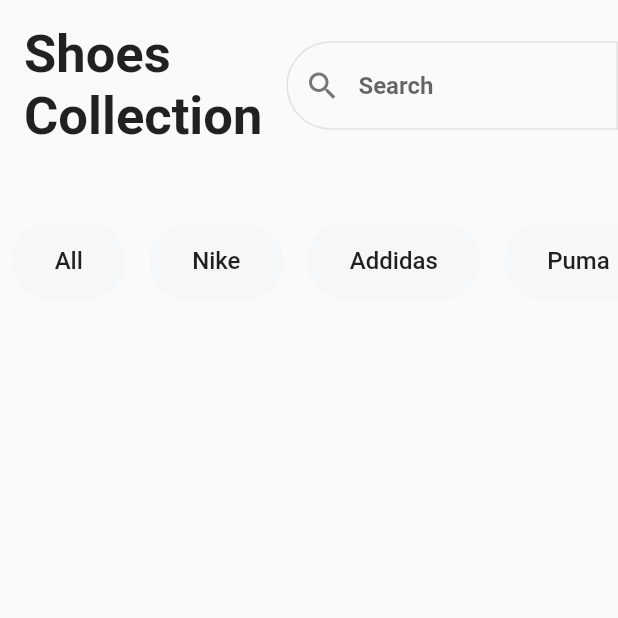
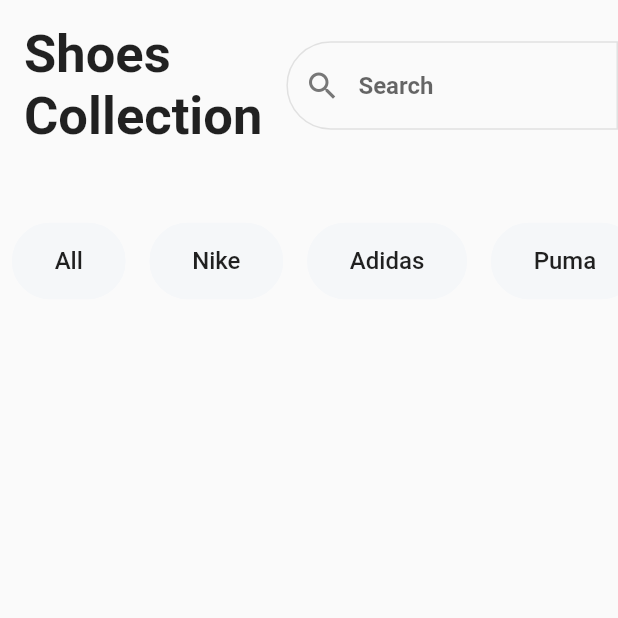
Before and after one commit to abhishekvadodariya/online_shopping_flutter_application, a Flutter app: the screen it shows after launch, on a phone screen of 412 x 824 dp, the top half of it. Run offline on Flutter 3.47's test engine with Material 2 defaults, Android fonts, the phone set to English and light mode, and no system bars.

Commit message:
Code Formating

```diff
--- a/lib/home_page.dart
+++ b/lib/home_page.dart
@@ -8,7 +8,7 @@
 }
 
 class _HomePageState extends State<HomePage> {
-  final List<String> filters = const ['All','Nike','Addidas','Puma'];
+  final List<String> filters = const ['All', 'Nike', 'Adidas', 'Puma', 'New Balance'];
   late String selectedFilter = filters[0];
 
   @override
@@ -55,20 +55,21 @@
               ],
             ),
             SizedBox(
-              height: 120 ,
+              height: 120,
               child: ListView.builder(
                   itemCount: filters.length,
                   scrollDirection: Axis.horizontal,
-                  itemBuilder: (context,index){
+                  itemBuilder: (context, index) {
                     final filter = filters[index];
                     return Padding(
                       padding: const EdgeInsets.symmetric(horizontal: 8),
                       child: GestureDetector(
-                        onTap: (){
+                        onTap: () {
 
                         },
                         child: Chip(
-                          backgroundColor: const Color.fromRGBO(245, 247, 249, 1),
+                          backgroundColor: const Color.fromRGBO(
+                              245, 247, 249, 1),
                           side: const BorderSide(
                               color: Color.fromRGBO(245, 247, 249, 1)
                           ),
--- a/lib/main.dart
+++ b/lib/main.dart
@@ -5,6 +5,7 @@
 void main() {
   runApp(const MyApp());
 }
+
 class MyApp extends StatelessWidget {
   const MyApp({super.key});
 
@@ -13,7 +14,8 @@
     return MaterialApp(
       title: 'Shopping App',
       theme: ThemeData(
-        colorScheme: ColorScheme.fromSeed(seedColor: const Color.fromRGBO(0, 128, 255, 1)),
+        colorScheme: ColorScheme.fromSeed(
+            seedColor: const Color.fromRGBO(0, 128, 255, 1)),
         inputDecorationTheme: const InputDecorationTheme(
           hintStyle: TextStyle(
             fontWeight: FontWeight.bold,
```
Lines whose indentation alone changed are shown as unchanged.
